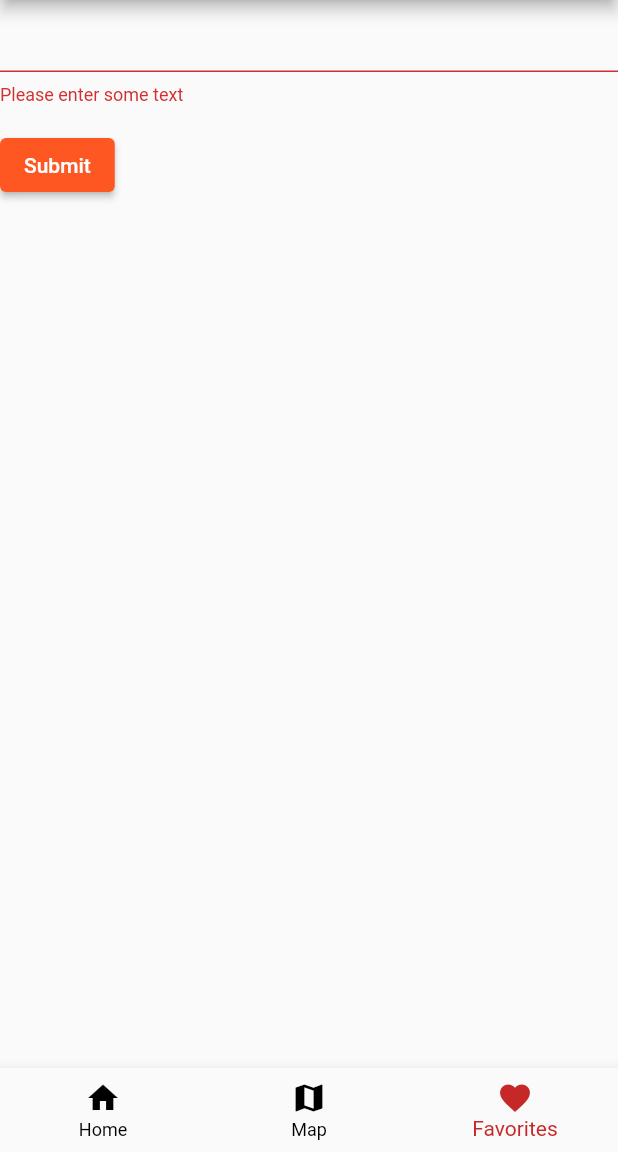
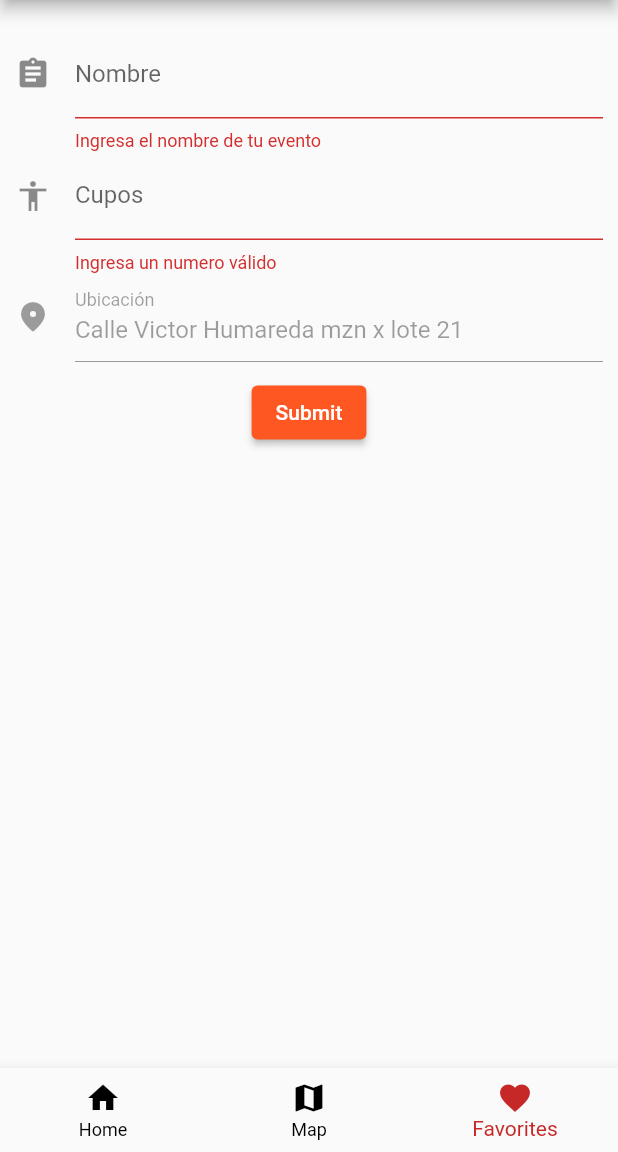
Before and after one commit to Piton007/mc-map, a Flutter app: the screen it shows after launch, item 3 of the bottom bar chosen, after a tap on "Submit", on a phone screen of 412 x 824 dp, the part 84-1236 px from its top. Run offline on Flutter 3.47's test engine with Material 2 defaults, Android fonts, the phone set to English and light mode, and no system bars; our stand-ins replace cloud_firestore, firebase_core, flutter_compass, flutter_map, flutter_svg_provider, geolocator and 2 more; missing offline and left inert: bloc_pattern, flutter_map_marker_popup; accounts and stored records are empty.

Commit message:
create new event form

```diff
--- a/lib/create_event.dart
+++ b/lib/create_event.dart
@@ -1,8 +1,16 @@
+import 'package:cloud_firestore/cloud_firestore.dart';
 import 'package:flutter/material.dart';
+import 'package:latlong/latlong.dart';
+
+
+const CUPOS_UPPER_LIMIT = 100;
+const CUPOS_LOWER_LIMIT = 5;
+
+bool isInCuposRange(int cant) => cant >= CUPOS_LOWER_LIMIT && cant <= CUPOS_UPPER_LIMIT;
 
 class CreateEventForm extends StatefulWidget {
 
-  CreateEventForm(GlobalKey<_CreateEventFormState> key) : super(key: key);
+
 
   @override
   _CreateEventFormState createState() => _CreateEventFormState();
@@ -12,28 +20,81 @@ class _CreateEventFormState extends State<CreateEventForm> {
 
   final _formKey = GlobalKey<FormState>();
 
+  String address = "Calle Victor Humareda mzn x lote 21";
 
   @override
   Widget build(BuildContext context) {
     return Form(
       key: _formKey,
-      child: Column(
+      child: Padding(
+        padding: EdgeInsets.symmetric(horizontal: 10,vertical: 20),
+        child : Column(
         crossAxisAlignment: CrossAxisAlignment.start,
         children: <Widget>[
           TextFormField(
+            key: UniqueKey(),
+            decoration: const InputDecoration(
+              icon: Icon(Icons.assignment),
+              hintText: '¿Cómo se llama tu evento?',
+              labelText: 'Nombre'
+            ),
             validator: (value) {
               if (value.isEmpty) {
-                return 'Please enter some text';
+                return 'Ingresa el nombre de tu evento';
               }
               return null;
             },
           ),
-          Padding(
-            padding: const EdgeInsets.symmetric(vertical: 16.0),
+          TextFormField(
+            key: UniqueKey(),
+            decoration: const InputDecoration(
+              icon: Icon(Icons.accessibility),
+              hintText: '¿Cuántos cupos tendrá?',
+              labelText: 'Cupos'
+            ),
+            keyboardType: TextInputType.number,
+            validator: (value){
+              var quantity = int.tryParse(value);
+              var result;
+              if (quantity == null ){
+                result = 'Ingresa un numero válido';
+              }else if (!isInCuposRange(quantity)){
+
+                result = 'El rango de cupos es de 5 a 100';
+              }
+
+              return result;
+            },
+
+
+          ),
+          TextFormField(
+            key: UniqueKey(),
+            decoration: const InputDecoration(
+                icon: Icon(Icons.location_on_rounded),
+                labelText: 'Ubicación'
+            ),
+            enabled: false,
+            initialValue: address,
+            validator: (value){
+              var result;
+              if (value.isEmpty){
+                result = 'Selecciona la ubicación de tu evento';
+              }
+
+              return result;
+            },
+
+
+          ),
+          Container(
+            margin: EdgeInsets.symmetric(vertical: 10,horizontal: 5),
+            child: Center(
               child: ElevatedButton(
                 onPressed: () {
                   // Validate returns true if the form is valid, or false
                   // otherwise.
+
                   if (_formKey.currentState.validate()) {
                     // If the form is valid, display a Snackbar.
                     Scaffold.of(context)
@@ -43,8 +104,11 @@ class _CreateEventFormState extends State<CreateEventForm> {
                 child: Text('Submit'),
               ),
             ),
+          ),
+
         ],
       ),
+    )
     );
   }
 }
--- a/lib/main.dart
+++ b/lib/main.dart
@@ -58,7 +58,7 @@ class _DisplayManagerState extends State<DisplayManager> {
 
    _DisplayManagerState(){
 
-     this._screens = [CreateEventForm(GlobalKey()),MapPage(mapKey),CreateEventForm(GlobalKey())];
+     this._screens = [CreateEventForm(),MapPage(mapKey),CreateEventForm()];
    }
 
 
@@ -87,6 +87,7 @@ class _DisplayManagerState extends State<DisplayManager> {
                 label: 'Home'
             ),
             BottomNavigationBarItem(
+
                 icon:Icon(Icons.map),
                 label: 'Map'
             ),
```
Lines whose indentation alone changed are shown as unchanged.
